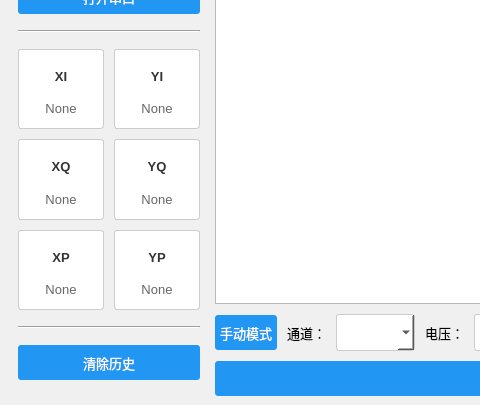
The window that mainwindow.ui (ckdfs/qttest1) describes before a commit, drawn with Qt 5; both pictures show x 0 to 480 and y 295 to 700 of the 1000 by 700 pixel window.
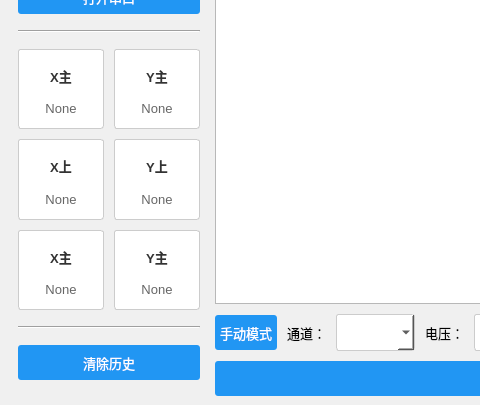
The same window after the commit.

Commit message: 更新通道名称为中文，修改窗口标题，调整项目配置为Qt 5.15.2和C++11，更新VSCode配置以匹配新环境

Diff of the .ui file:
```diff
--- a/mainwindow.ui
+++ b/mainwindow.ui
@@ -317,7 +317,7 @@
                <string>QLabel { font-weight: bold; color: #333333; }</string>
               </property>
               <property name="text">
-               <string>XI</string>
+               <string>X主</string>
               </property>
               <property name="alignment">
                <set>Qt::AlignCenter</set>
@@ -364,7 +364,7 @@
                <string>QLabel { font-weight: bold; color: #333333; }</string>
               </property>
               <property name="text">
-               <string>YI</string>
+               <string>Y主</string>
               </property>
               <property name="alignment">
                <set>Qt::AlignCenter</set>
@@ -411,7 +411,7 @@
                <string>QLabel { font-weight: bold; color: #333333; }</string>
               </property>
               <property name="text">
-               <string>XQ</string>
+               <string>X上</string>
               </property>
               <property name="alignment">
                <set>Qt::AlignCenter</set>
@@ -458,7 +458,7 @@
                <string>QLabel { font-weight: bold; color: #333333; }</string>
               </property>
               <property name="text">
-               <string>YQ</string>
+               <string>Y上</string>
               </property>
               <property name="alignment">
                <set>Qt::AlignCenter</set>
@@ -505,7 +505,7 @@
                <string>QLabel { font-weight: bold; color: #333333; }</string>
               </property>
               <property name="text">
-               <string>XP</string>
+               <string>X主</string>
               </property>
               <property name="alignment">
                <set>Qt::AlignCenter</set>
@@ -552,7 +552,7 @@
                <string>QLabel { font-weight: bold; color: #333333; }</string>
               </property>
               <property name="text">
-               <string>YP</string>
+               <string>Y主</string>
               </property>
               <property name="alignment">
                <set>Qt::AlignCenter</set>
```
Left out of the diff: 14 changed lines with no effect on the pictures. The commit also changes 5 other files.
